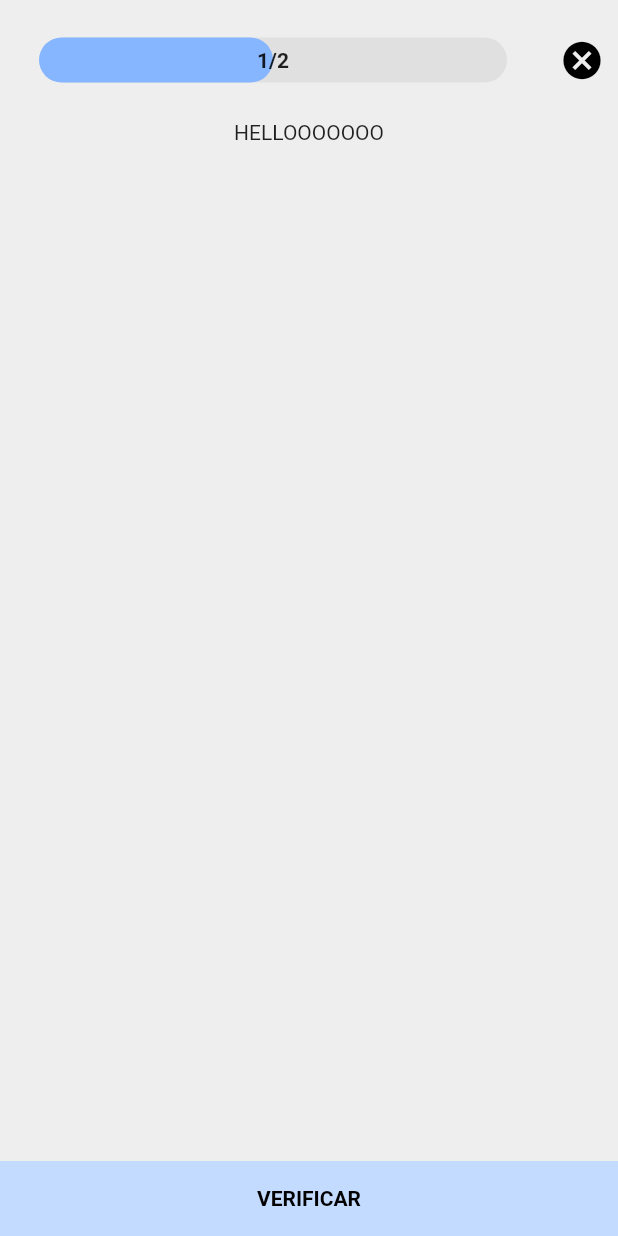
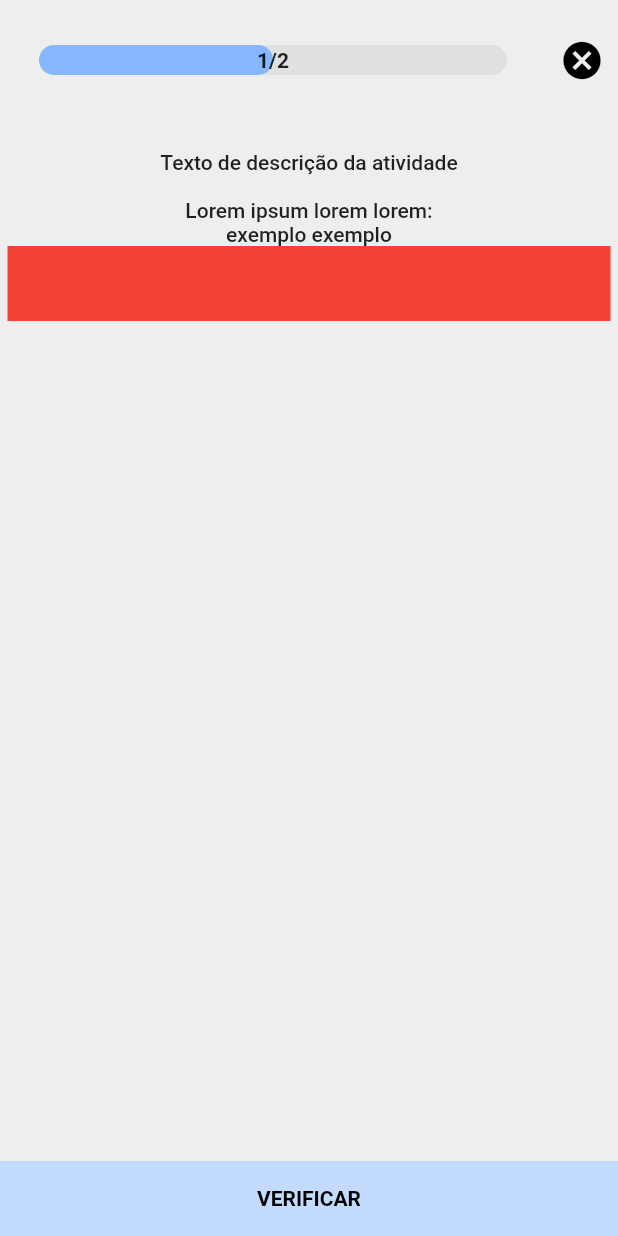
Before and after one commit to PazJulia/app, a Flutter app: the Pratica screen opened directly, on a phone screen of 412 x 824 dp. Run offline on Flutter 3.47's test engine with Material 2 defaults, Android fonts, the phone set to English and light mode, and no system bars; drawn by our look-alikes of percent_indicator; our stand-ins replace intro_slider, timelines.

Commit message:
adicionando componentes que irão gerenciar as atividades

```diff
--- /dev/null
+++ b/lib/components/atividade-escolha-codigo.dart
@@ -0,0 +1,9 @@
+import 'package:flutter/material.dart';
+
+class AtividadeEscolhaCodigo extends StatelessWidget {
+  const AtividadeEscolhaCodigo({super.key});
+  @override
+  Widget build(BuildContext context) {
+    return Container(color: Colors.blue, height: 50, width: double.infinity,);
+  }
+}
--- /dev/null
+++ b/lib/components/atividade-escolha-comandos.dart
@@ -0,0 +1,9 @@
+import 'package:flutter/material.dart';
+
+class AtividadeEscolhaComandos extends StatelessWidget {
+  const AtividadeEscolhaComandos({super.key});
+  @override
+  Widget build(BuildContext context) {
+    return Container(color: Colors.red, height: 50, width: double.infinity,);
+  }
+}
--- a/lib/screens/pratica.dart
+++ b/lib/screens/pratica.dart
@@ -1,3 +1,5 @@
+import 'package:app/components/atividade-escolha-codigo.dart';
+import 'package:app/components/atividade-escolha-comandos.dart';
 import 'package:flutter/material.dart';
 import 'package:percent_indicator/linear_percent_indicator.dart';
 
@@ -8,6 +10,7 @@ class Pratica extends StatelessWidget {
 
   @override
   Widget build(BuildContext context) {
+    int activityType = 0;
     return Scaffold(
       appBar: AppBar(
         toolbarHeight: 80,
@@ -15,7 +18,7 @@ class Pratica extends StatelessWidget {
         automaticallyImplyLeading: false,
         backgroundColor: fifthColor,
         title: LinearPercentIndicator(
-          lineHeight: 30,
+          lineHeight: 20,
           percent: 0.5,
           center: const Text(
             "1/2",
@@ -44,8 +47,22 @@ class Pratica extends StatelessWidget {
         color: fifthColor,
         child: Column(
           children: [
-            const Expanded(
-              child: Text('HELLOOOOOOO'),
+            Expanded(
+              child: Padding(
+                padding:
+                const EdgeInsets.only(top: 20, right: 5, bottom: 15, left: 5),
+                child: Column(
+                  children: [
+                    const Text(
+                      'Texto de descrição da atividade\n\nLorem ipsum lorem lorem:\nexemplo exemplo',
+                      textAlign: TextAlign.center,
+                      style: TextStyle(fontWeight: FontWeight.w500),
+                    ),
+                    if (activityType == 0) const AtividadeEscolhaComandos()
+                    else if (activityType == 1) const AtividadeEscolhaCodigo()
+                  ],
+                ),
+              ),
             ),
             SizedBox(
               height: 50,
@@ -55,11 +72,10 @@ class Pratica extends StatelessWidget {
                   Navigator.pop(context);
                 },
                 style: ElevatedButton.styleFrom(
-                  shape: const BeveledRectangleBorder(),
-                  backgroundColor: thirdColor,
-                  shadowColor: Colors.transparent,
-                  disabledBackgroundColor: primaryColor
-                ),
+                    shape: const BeveledRectangleBorder(),
+                    backgroundColor: thirdColor,
+                    shadowColor: Colors.transparent,
+                    disabledBackgroundColor: primaryColor),
                 child: const Text(
                   'VERIFICAR',
                   style: TextStyle(fontWeight: FontWeight.bold),
```
